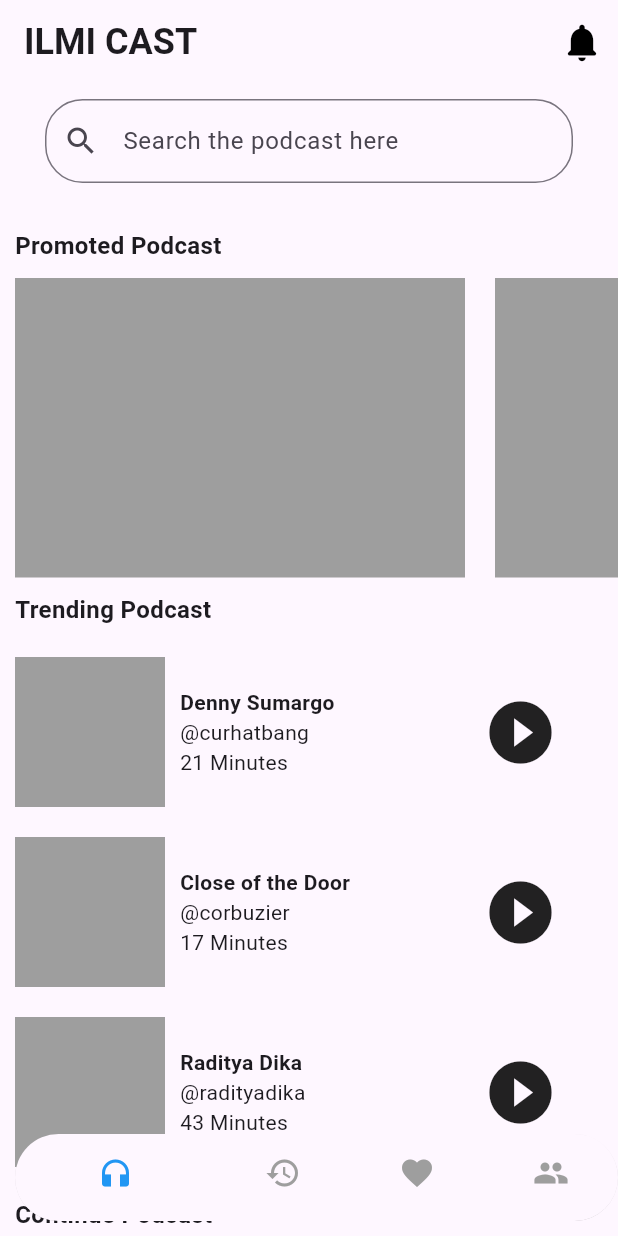
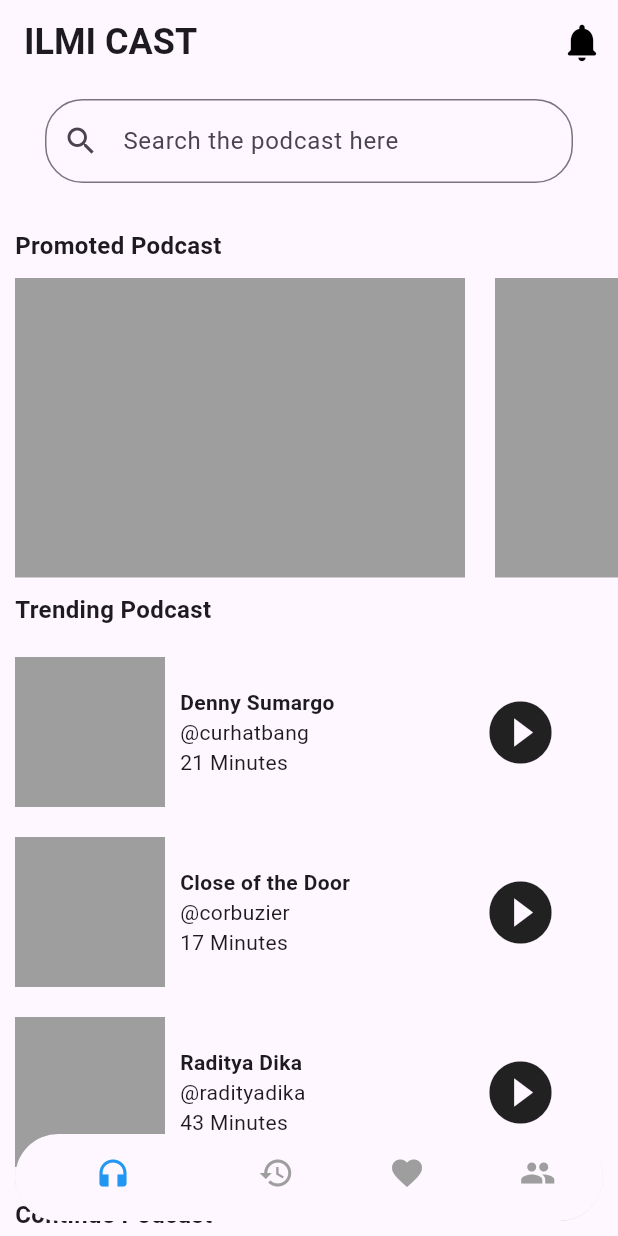
Before and after one commit to mdbicode/slicing_figma, a Flutter app: the screen it shows after launch, on a phone screen of 412 x 824 dp. Run offline on Flutter 3.47's test engine with Material 3 defaults, Android fonts, the phone set to English and light mode, and no system bars.

Commit message:
completed slicing 1

```diff
--- a/lib/main.dart
+++ b/lib/main.dart
@@ -55,7 +55,7 @@ class _MyHomePageState extends State<MyHomePage> {
         ),
         child:
         SingleChildScrollView(
-          padding: const EdgeInsets.only(bottom: 10),
+          padding: const EdgeInsets.only(bottom: 60),
           child: Column(
           children: [
             // Search Bar
@@ -151,7 +151,7 @@ class _MyHomePageState extends State<MyHomePage> {
         left: 0,
         right: 0,
         child: Container(
-          margin: EdgeInsets.fromLTRB(10, 0, 0, 10),
+          margin: EdgeInsets.fromLTRB(10, 0, 10, 10),
           decoration: BoxDecoration(
             color: Colors.transparent,
           ),
```
Also changed, not shown: images/Home 1.png (added), images/Home 2.png (added), images/Podcy - Home - Full.png (added), 1 other file.
